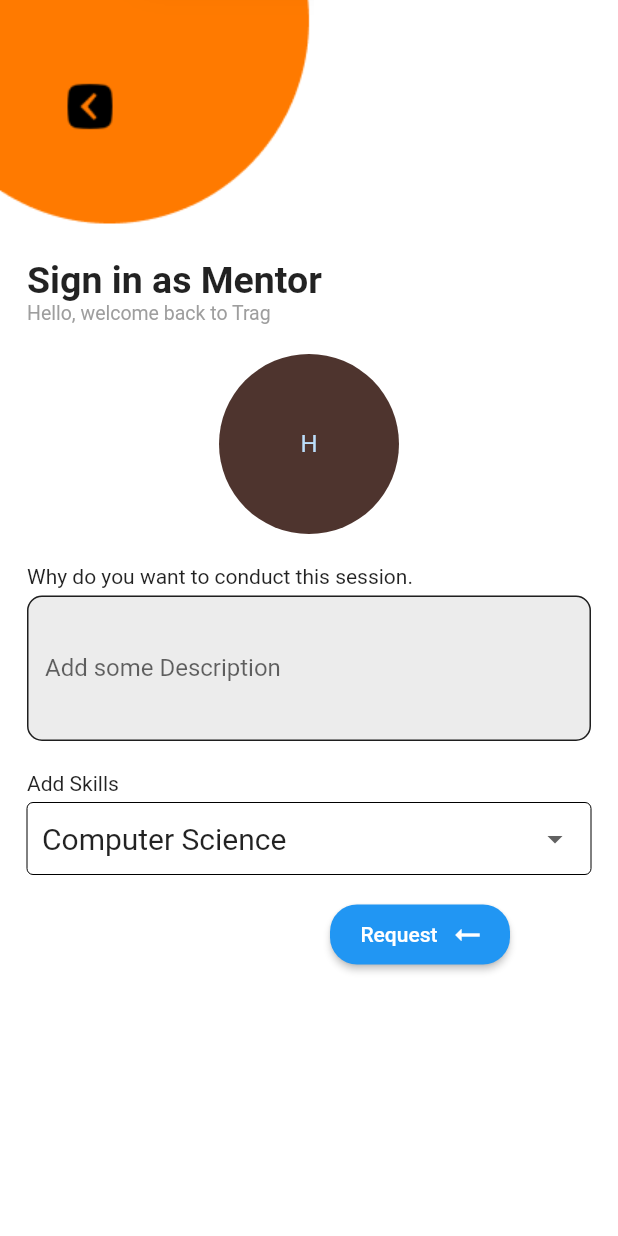
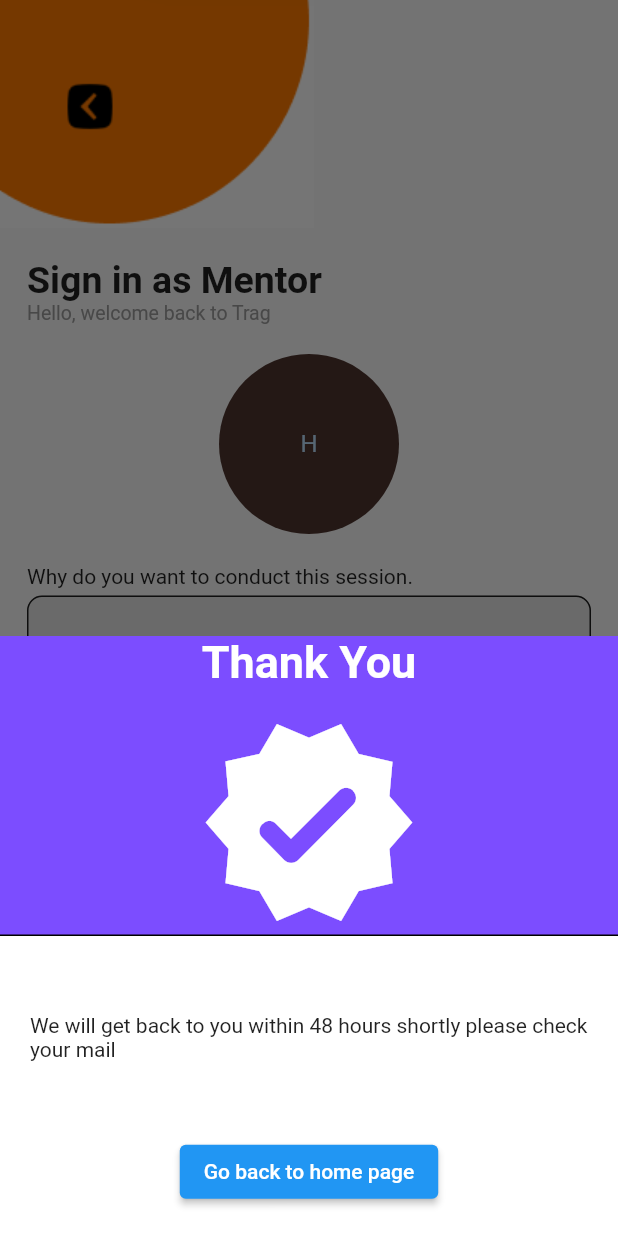
Before and after one commit to Satheeshan-S/equippp, a Flutter app: the Msignupstate_2 widget shown alone on an empty page, opened directly, after a tap on "Request", on a phone screen of 412 x 824 dp. Run offline on Flutter 3.47's test engine with Material 2 defaults, Android fonts, the light colour scheme and no system bars; our stand-ins replace cloud_firestore, country_picker, firebase_auth, firebase_core, firebase_storage, group_button and 2 more; accounts and stored records are empty.

Commit message:
added signup page for mentor

```diff
--- a/lib/Mentor/signup_2.dart
+++ b/lib/Mentor/signup_2.dart
@@ -1,16 +1,20 @@
 import 'package:equippp/Mentor/signuppage.dart';
+import 'package:equippp/main.dart';
 import 'package:flutter/material.dart';
 
-String dropdownValue = 'Computer Science';
+String dropdownValue = 'select';
 
 class MSignup_2 extends StatelessWidget {
   const MSignup_2({Key? key}) : super(key: key);
 
   @override
   Widget build(BuildContext context) {
-    return const MaterialApp(
+    return MaterialApp(
+      theme: ThemeData(
+        useMaterial3: true,
+      ),
       debugShowCheckedModeBanner: false,
-      home: Scaffold(
+      home: const Scaffold(
         backgroundColor: Colors.white,
         body: SingleChildScrollView(child: Msignupstate_2()),
       ),
@@ -88,7 +92,7 @@ class _MsignupstateState_2 extends State<Msignupstate_2> {
           child: Text('Why do you want to conduct this session.'),
         ),
         Padding(
-          padding: EdgeInsets.only(left: 18, right: 18),
+          padding: const EdgeInsets.only(left: 18, right: 18),
           child: TextFormField(
             maxLines: 5,
             minLines: 3,
@@ -114,20 +118,22 @@ class _MsignupstateState_2 extends State<Msignupstate_2> {
           padding: EdgeInsets.only(left: 18, bottom: 5),
           child: Text('Add Skills'),
         ),
-        Padding(
+        SizedBox(
+          height: 40,
+          child: Padding(
             padding: const EdgeInsets.only(left: 18, right: 18),
             child: DropdownButtonFormField(
               decoration: const InputDecoration(
                 contentPadding:
-                  EdgeInsets.symmetric(vertical: 0.0, horizontal: 10.0),
+                    EdgeInsets.symmetric(vertical: 8.0, horizontal: 8.0),
                 enabledBorder: OutlineInputBorder(
                   borderSide: BorderSide(color: Colors.black, width: 0),
                 ),
                 focusedBorder: OutlineInputBorder(
                   borderSide: BorderSide(color: Colors.black, width: 0),
                 ),
+                fillColor: Colors.white,
                 filled: true,
-              fillColor: Colors.white,
               ),
               dropdownColor: Colors.white,
               value: dropdownValue,
@@ -136,16 +142,23 @@ class _MsignupstateState_2 extends State<Msignupstate_2> {
                   dropdownValue = newValue!;
                 });
               },
-            items: <String>['Computer Science', 'Civil', 'UPSC', 'SSC']
-                .map<DropdownMenuItem<String>>((String value) {
+              items: <String>[
+                'select',
+                'Computer Science',
+                'Civil',
+                'UPSC',
+                'SSC'
+              ].map<DropdownMenuItem<String>>((String value) {
                 return DropdownMenuItem<String>(
                   value: value,
                   child: Text(
                     value,
-                  style: const TextStyle(fontSize: 20),
+                    style: const TextStyle(
+                        fontSize: 20, fontWeight: FontWeight.normal),
                   ),
                 );
               }).toList(),
+            ),
           ),
         ),
         const SizedBox(
@@ -153,20 +166,101 @@ class _MsignupstateState_2 extends State<Msignupstate_2> {
         ),
         Padding(
           padding: const EdgeInsets.only(left: 220),
-          child:SizedBox(height:40,width: 120,child: Directionality(
+          child: SizedBox(
+            height: 40,
+            width: 120,
+            child: Directionality(
                 textDirection: TextDirection.rtl,
                 child: ElevatedButton.icon(
                   style: ButtonStyle(
-                    shape:
-                    MaterialStateProperty.all<RoundedRectangleBorder>(
+                      backgroundColor:
+                          MaterialStateProperty.all<Color>(Colors.blueAccent),
+                      shape: MaterialStateProperty.all<RoundedRectangleBorder>(
                           RoundedRectangleBorder(
                         borderRadius: BorderRadius.circular(18.0),
                       ))),
                   onPressed: () {
-                  Navigator.push(context, MaterialPageRoute(builder: (context)=>const MSignup_2()));
+                    showModalBottomSheet<void>(
+                      backgroundColor: Colors.deepPurpleAccent,
+                      context: context,
+                      builder: (BuildContext context) {
+                        return SizedBox(
+                          height: 400,
+                          child: Center(
+                            child: Column(
+                              mainAxisAlignment: MainAxisAlignment.spaceBetween,
+                              children: <Widget>[
+                                Container(
+                                    decoration: const BoxDecoration(
+                                      border: Border(
+                                          bottom:
+                                              BorderSide(color: Colors.black)),
+                                    ),
+                                    height: 200,
+                                    child: Center(
+                                      child: Column(
+                                        mainAxisAlignment:
+                                            MainAxisAlignment.spaceBetween,
+                                        children: const <Widget>[
+                                          Text(
+                                            'Thank You',
+                                            style: TextStyle(
+                                                fontSize: 30,
+                                                fontWeight: FontWeight.bold,
+                                                color: Colors.white),
+                                          ),
+                                          Icon(
+                                            Icons.verified_rounded,
+                                            size: 150,
+                                            color: Colors.white,
+                                          )
+                                        ],
+                                      ),
+                                    )),
+                                Container(
+                                  height: 200,
+                                  color: Colors.white,
+                                  child: Column(
+                                    mainAxisAlignment: MainAxisAlignment.spaceEvenly,
+                                    children: <Widget>[
+                                      const SizedBox(height: 14,),
+                                      const Center(
+                                        child: Padding(
+                                          padding: EdgeInsets.only(
+                                              left: 20, right: 12),
+                                          child: Text(
+                                              'We will get back to you within 48 hours shortly please check your mail'),
+                                        ),
+                                      ),
+                                      const SizedBox(height: 12),
+                                      ElevatedButton(
+                                          onPressed: () {
+                                            Navigator.push(
+                                                context,
+                                                MaterialPageRoute(
+                                                    builder: (context) =>
+                                                        const MyApp()));
                                           },
-                icon: const Icon(Icons.arrow_right_alt),
-                label: const Text('Request'),
+                                          child: const Text(
+                                              'Go back to home page')),
+                                    ],
+                                  ),
+                                )
+                              ],
+                            ),
+                          ),
+                        );
+                      },
+                    );
+                  },
+                  icon: const Icon(
+                    Icons.arrow_right_alt,
+                    color: Colors.white,
+                  ),
+                  label: const Text(
+                    'Request',
+                    style: TextStyle(color: Colors.white),
+                  ),
                 )),
           ),
         )
--- /dev/null
+++ b/lib/Mentor/thankpage.dart
@@ -0,0 +1,20 @@
+import 'package:flutter/material.dart';
+
+class Thank extends StatefulWidget {
+  const Thank({Key? key}) : super(key: key);
+
+  @override
+  State<Thank> createState() => _ThankState();
+}
+
+class _ThankState extends State<Thank> {
+  @override
+  Widget build(BuildContext context) {
+    return const MaterialApp(
+      home: Scaffold(
+        body: Text('jhdcbdehcvjhd'),
+      ),
+    );
+  }
+
+}
```
Lines whose indentation alone changed are shown as unchanged.
